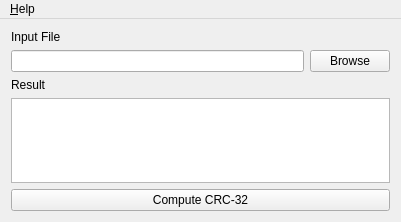
Before: the Qt Designer form mainwindow.ui in tuldok89/CrcCalc, drawn with Qt 5.
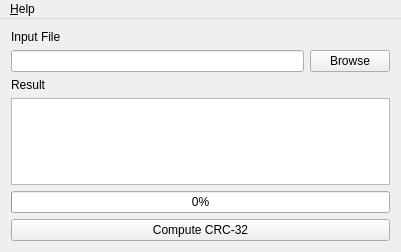
After: the same form once the commit is applied. Icons and pictures are not drawn.

The edit to the form file:
```diff
--- a/mainwindow.ui
+++ b/mainwindow.ui
@@ -7,7 +7,7 @@
     <x>0</x>
     <y>0</y>
     <width>401</width>
-    <height>222</height>
+    <height>252</height>
    </rect>
   </property>
   <property name="font">
@@ -69,29 +69,41 @@
      </layout>
     </item>
     <item row="2" column="0">
-     <layout class="QVBoxLayout" name="verticalLayout">
-      <item>
        <widget class="QLabel" name="label_2">
         <property name="text">
          <string>Result</string>
         </property>
        </widget>
       </item>
-      <item>
+    <item row="3" column="0">
        <widget class="QPlainTextEdit" name="hashTextEdit">
         <property name="readOnly">
          <bool>true</bool>
         </property>
        </widget>
       </item>
-      <item>
+    <item row="4" column="0">
+     <widget class="QProgressBar" name="progressBar">
+      <property name="value">
+       <number>0</number>
+      </property>
+      <property name="alignment">
+       <set>Qt::AlignCenter</set>
+      </property>
+      <property name="orientation">
+       <enum>Qt::Horizontal</enum>
+      </property>
+      <property name="textDirection">
+       <enum>QProgressBar::TopToBottom</enum>
+      </property>
+     </widget>
+    </item>
+    <item row="5" column="0">
        <widget class="QPushButton" name="calculateHashButton">
         <property name="text">
          <string>Compute CRC-32</string>
         </property>
        </widget>
-      </item>
-     </layout>
     </item>
    </layout>
   </widget>
```
Lines whose indentation alone changed are shown as unchanged.
